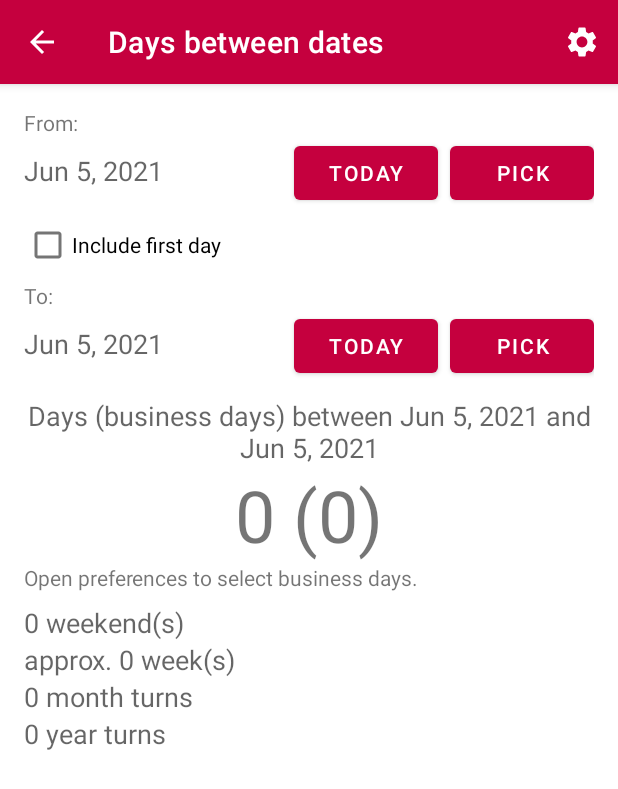
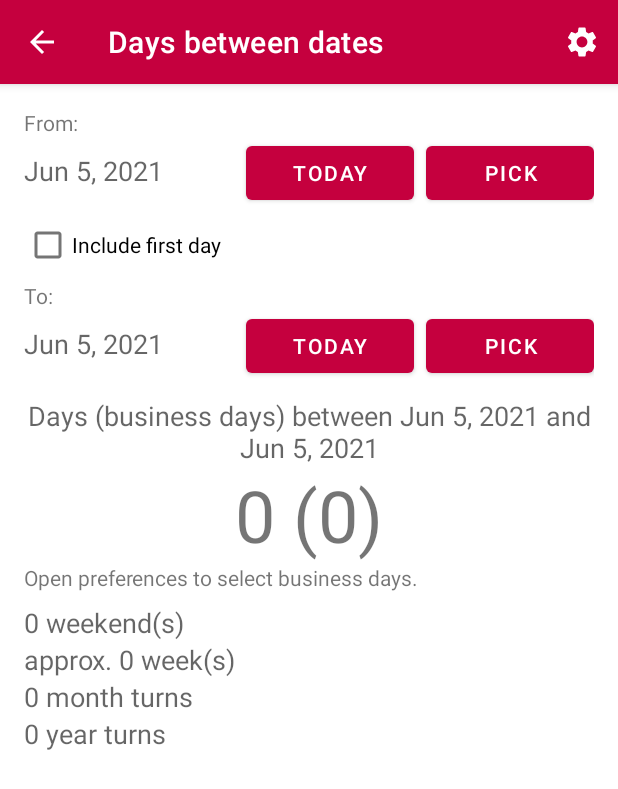
Before and after one commit to tkuenneth/TKWeek, an Android app: the screen it shows after launch (ModuleContainerActivity), after a tap on "Days between dates", on a phone screen of 412 x 824 dp. Shown: the top 789 px of the screen. Run offline under Robolectric (Android 15) with nearby library versions, the phone set to English and light mode, and no system bars.

```diff
--- a/app/src/main/res/layout/days_between_dates_activity.xml
+++ b/app/src/main/res/layout/days_between_dates_activity.xml
@@ -30,7 +30,7 @@
             android:layout_below="@id/label_first_date"
             android:layout_alignParentEnd="true"
             android:layout_marginStart="8dp"
-            android:ems="6"
+            android:ems="7"
             android:text="@string/pick" />
 
         <Button
@@ -39,7 +39,7 @@
             android:layout_height="wrap_content"
             android:layout_below="@id/label_first_date"
             android:layout_toStartOf="@id/first_date_pick"
-            android:ems="6"
+            android:ems="7"
             android:text="@string/today" />
 
         <TextView
@@ -73,7 +73,7 @@
             android:layout_below="@id/label_second_date"
             android:layout_alignParentEnd="true"
             android:layout_marginStart="8dp"
-            android:ems="6"
+            android:ems="7"
             android:text="@string/pick" />
 
         <Button
@@ -82,7 +82,7 @@
             android:layout_height="wrap_content"
             android:layout_below="@id/label_second_date"
             android:layout_toStartOf="@id/second_date_pick"
-            android:ems="6"
+            android:ems="7"
             android:text="@string/today" />
 
         <TextView
```
